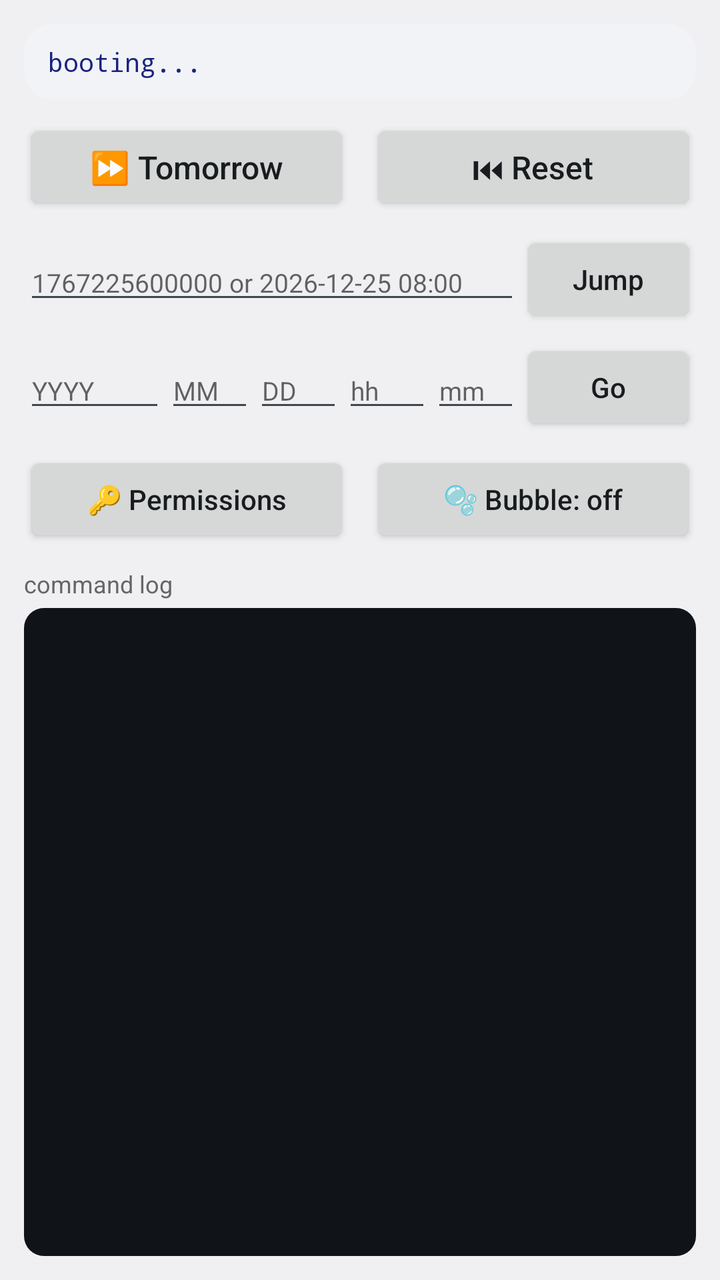
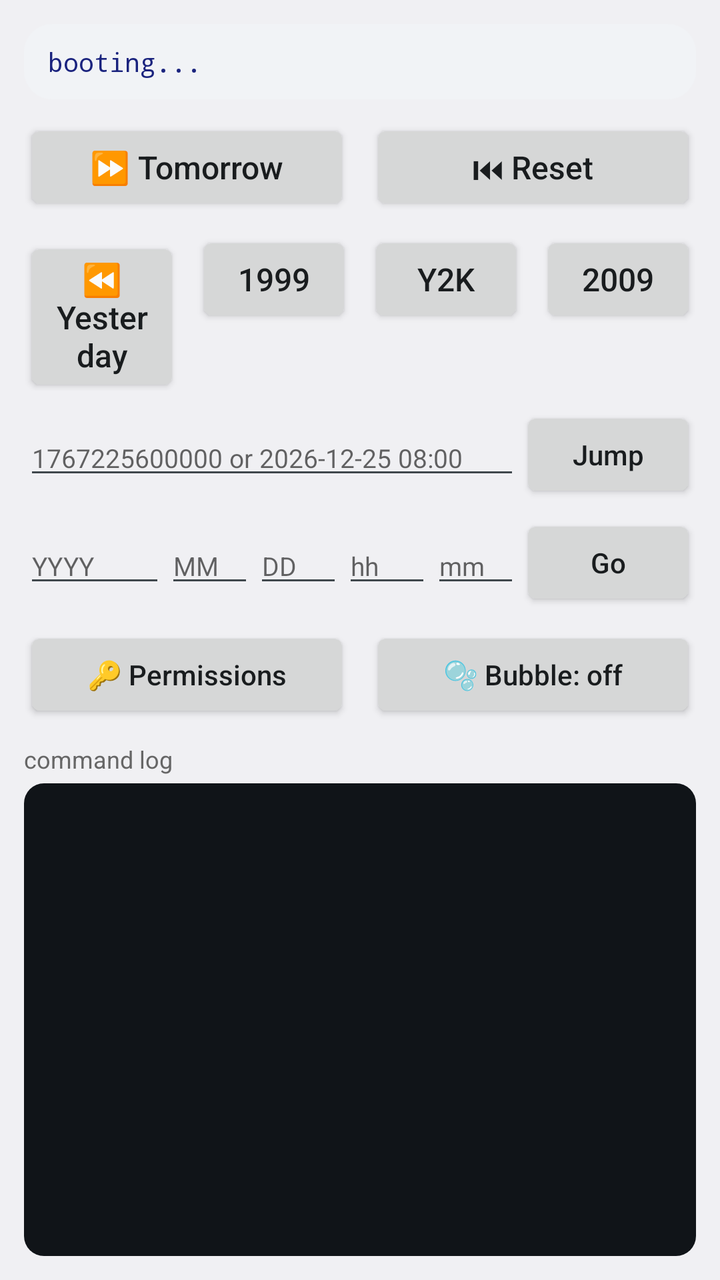

Screens rendered from an Android XML layout before and after an edit, with the pre-edit source and the edit as a unified diff.
<!-- AndroidManifest.xml: application theme android:Theme.DeviceDefault.Light.DarkActionBar -->
<!-- res/layout/activity_main.xml -->
<?xml version="1.0" encoding="utf-8"?>
<LinearLayout xmlns:android="http://schemas.android.com/apk/res/android"
    android:layout_width="match_parent"
    android:layout_height="match_parent"
    android:orientation="vertical"
    android:padding="12dp">

    <TextView
        android:id="@+id/statusText"
        android:layout_width="match_parent"
        android:layout_height="wrap_content"
        android:background="@drawable/bg_card"
        android:fontFamily="monospace"
        android:text="booting..."
        android:textColor="#1A237E"
        android:textSize="13sp" />

    <LinearLayout
        android:layout_width="match_parent"
        android:layout_height="wrap_content"
        android:layout_marginTop="10dp"
        android:orientation="horizontal">

        <Button
            android:id="@+id/btnTomorrow"
            android:layout_width="0dp"
            android:layout_height="wrap_content"
            android:layout_weight="1"
            android:text="⏩ Tomorrow"
            android:textAllCaps="false"
            android:textSize="16sp" />

        <Space
            android:layout_width="10dp"
            android:layout_height="0dp" />

        <Button
            android:id="@+id/btnReset"
            android:layout_width="0dp"
            android:layout_height="wrap_content"
            android:layout_weight="1"
            android:text="⏮ Reset"
            android:textAllCaps="false"
            android:textSize="16sp" />
    </LinearLayout>

    <LinearLayout
        android:layout_width="match_parent"
        android:layout_height="wrap_content"
        android:layout_marginTop="8dp"
        android:gravity="center_vertical"
        android:orientation="horizontal">

        <EditText
            android:id="@+id/inpTimestamp"
            android:layout_width="0dp"
            android:layout_height="wrap_content"
            android:layout_weight="1"
            android:hint="1767225600000 or 2026-12-25 08:00"
            android:importantForAutofill="no"
            android:inputType="text"
            android:textSize="13sp" />

        <Button
            android:id="@+id/btnJumpTs"
            android:layout_width="wrap_content"
            android:layout_height="wrap_content"
            android:text="Jump"
            android:textAllCaps="false" />
    </LinearLayout>

    <LinearLayout
        android:layout_width="match_parent"
        android:layout_height="wrap_content"
        android:layout_marginTop="6dp"
        android:gravity="center_vertical"
        android:orientation="horizontal">

        <EditText
            android:id="@+id/inpYear"
            android:layout_width="0dp"
            android:layout_height="wrap_content"
            android:layout_weight="1.6"
            android:hint="YYYY"
            android:importantForAutofill="no"
            android:inputType="number"
            android:maxLength="4"
            android:textSize="13sp" />

        <EditText
            android:id="@+id/inpMonth"
            android:layout_width="0dp"
            android:layout_height="wrap_content"
            android:layout_weight="1"
            android:hint="MM"
            android:importantForAutofill="no"
            android:inputType="number"
            android:maxLength="2"
            android:textSize="13sp" />

        <EditText
            android:id="@+id/inpDay"
            android:layout_width="0dp"
            android:layout_height="wrap_content"
            android:layout_weight="1"
            android:hint="DD"
            android:importantForAutofill="no"
            android:inputType="number"
            android:maxLength="2"
            android:textSize="13sp" />

        <EditText
            android:id="@+id/inpHour"
            android:layout_width="0dp"
            android:layout_height="wrap_content"
            android:layout_weight="1"
            android:hint="hh"
            android:importantForAutofill="no"
            android:inputType="number"
            android:maxLength="2"
            android:textSize="13sp" />

        <EditText
            android:id="@+id/inpMin"
            android:layout_width="0dp"
            android:layout_height="wrap_content"
            android:layout_weight="1"
            android:hint="mm"
            android:importantForAutofill="no"
            android:inputType="number"
            android:maxLength="2"
            android:textSize="13sp" />

        <Button
            android:id="@+id/btnJumpDate"
            android:layout_width="wrap_content"
            android:layout_height="wrap_content"
            android:text="Go"
            android:textAllCaps="false" />
    </LinearLayout>

    <LinearLayout
        android:layout_width="match_parent"
        android:layout_height="wrap_content"
        android:layout_marginTop="8dp"
        android:orientation="horizontal">

        <Button
            android:id="@+id/btnPermissions"
            android:layout_width="0dp"
            android:layout_height="wrap_content"
            android:layout_weight="1"
            android:text="🔑 Permissions"
            android:textAllCaps="false" />

        <Space
            android:layout_width="10dp"
            android:layout_height="0dp" />

        <Button
            android:id="@+id/btnBubble"
            android:layout_width="0dp"
            android:layout_height="wrap_content"
            android:layout_weight="1"
            android:text="🫧 Bubble: off"
            android:textAllCaps="false" />
    </LinearLayout>

    <TextView
        android:layout_width="match_parent"
        android:layout_height="wrap_content"
        android:layout_marginTop="10dp"
        android:text="command log"
        android:textColor="#666666"
        android:textSize="12sp" />

    <ScrollView
        android:id="@+id/logScroll"
        android:layout_width="match_parent"
        android:layout_height="0dp"
        android:layout_weight="1"
        android:layout_marginTop="4dp"
        android:background="@drawable/bg_log"
        android:fillViewport="true">

        <TextView
            android:id="@+id/logText"
            android:layout_width="match_parent"
            android:layout_height="wrap_content"
            android:fontFamily="monospace"
            android:padding="8dp"
            android:textColor="#9CFF9C"
            android:textIsSelectable="true"
            android:textSize="11sp" />
    </ScrollView>
</LinearLayout>
<!-- resources referenced by this layout -->
<resources>
  <!-- drawable bg_card (drawable) -->
  <?xml version="1.0" encoding="utf-8"?>
  <shape xmlns:android="http://schemas.android.com/apk/res/android"
      android:shape="rectangle">
      <solid android:color="#F1F3F6" />
      <corners android:radius="14dp" />
      <padding
          android:left="12dp"
          android:top="10dp"
          android:right="12dp"
          android:bottom="10dp" />
  </shape>
  <!-- drawable bg_log (drawable) -->
  <?xml version="1.0" encoding="utf-8"?>
  <shape xmlns:android="http://schemas.android.com/apk/res/android"
      android:shape="rectangle">
      <solid android:color="#101418" />
      <corners android:radius="10dp" />
  </shape>
</resources>

<!-- the commit's change to res/layout/activity_main.xml (unified diff, before → after) -->
@@ -40,6 +40,61 @@
             android:layout_height="wrap_content"
             android:layout_weight="1"
             android:text="⏮ Reset"
+            android:textAllCaps="false"
+            android:textSize="16sp" />
+    </LinearLayout>
+
+    <LinearLayout
+        android:layout_width="match_parent"
+        android:layout_height="wrap_content"
+        android:layout_marginTop="8dp"
+        android:orientation="horizontal">
+
+        <Button
+            android:id="@+id/btnYesterday"
+            android:layout_width="0dp"
+            android:layout_height="wrap_content"
+            android:layout_weight="1"
+            android:text="⏪ Yesterday"
+            android:textAllCaps="false"
+            android:textSize="16sp" />
+
+        <Space
+            android:layout_width="8dp"
+            android:layout_height="0dp" />
+
+        <Button
+            android:id="@+id/btnEra1999"
+            android:layout_width="0dp"
+            android:layout_height="wrap_content"
+            android:layout_weight="1"
+            android:text="1999"
+            android:textAllCaps="false"
+            android:textSize="16sp" />
+
+        <Space
+            android:layout_width="8dp"
+            android:layout_height="0dp" />
+
+        <Button
+            android:id="@+id/btnY2K"
+            android:layout_width="0dp"
+            android:layout_height="wrap_content"
+            android:layout_weight="1"
+            android:text="Y2K"
+            android:textAllCaps="false"
+            android:textSize="16sp" />
+
+        <Space
+            android:layout_width="8dp"
+            android:layout_height="0dp" />
+
+        <Button
+            android:id="@+id/btnEra2009"
+            android:layout_width="0dp"
+            android:layout_height="wrap_content"
+            android:layout_weight="1"
+            android:text="2009"
             android:textAllCaps="false"
             android:textSize="16sp" />
     </LinearLayout>
